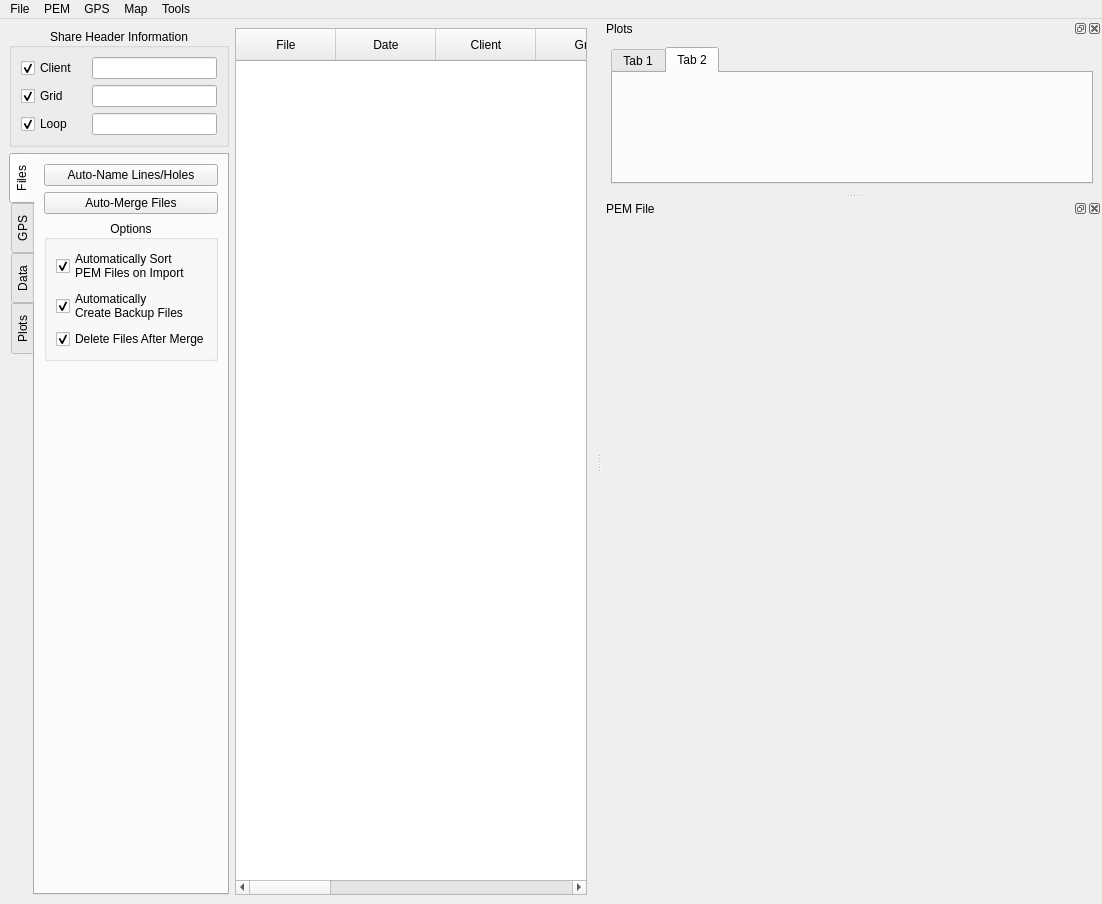
Above: src/qt_ui/pem_editor.ui from Eric-Meunier/Processor-Suite before the change. Below: the same form after it.
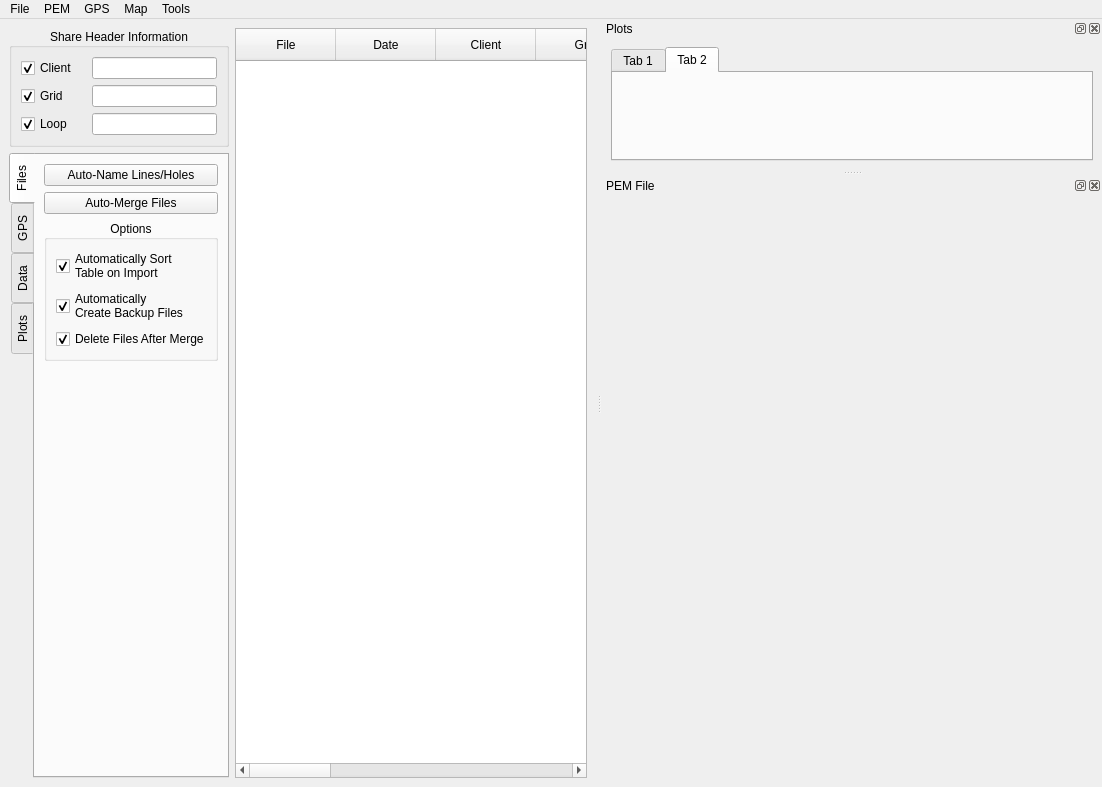
That is the form after the change. The open tabs and pages were chosen to show the change.

Patch:
```diff
--- a/src/qt_ui/pem_editor.ui
+++ b/src/qt_ui/pem_editor.ui
@@ -7,7 +7,7 @@
     <x>0</x>
     <y>0</y>
     <width>1102</width>
-    <height>904</height>
+    <height>773</height>
    </rect>
   </property>
   <property name="sizePolicy">
@@ -73,7 +73,7 @@
             <widget class="QCheckBox" name="auto_sort_files_cbox">
              <property name="text">
               <string>Automatically Sort
-PEM Files on Import</string>
+Table on Import</string>
              </property>
              <property name="checked">
               <bool>true</bool>
```
Left out of the diff: 2 changed lines with no effect on the pictures.
